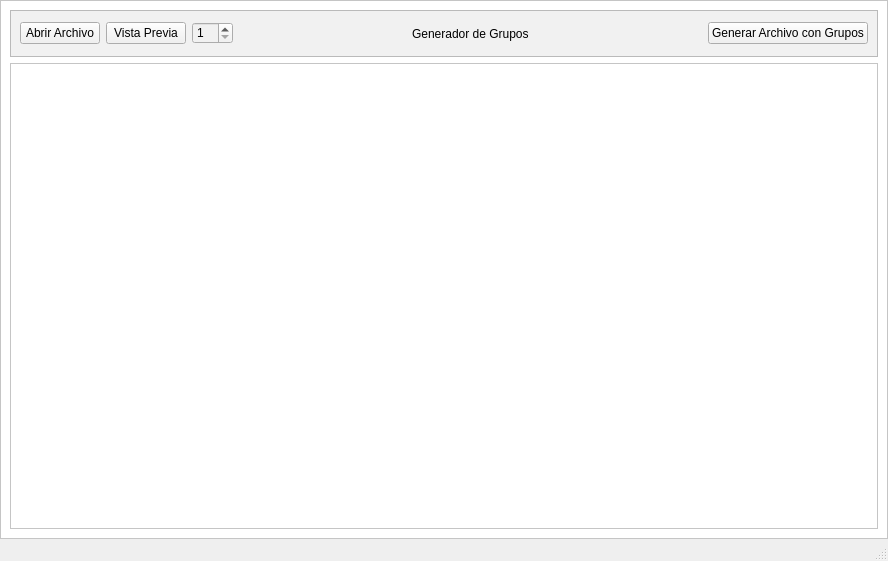
Before: the Qt Designer form visual/window.ui in LauTB/Classroom-generator, drawn with Qt 5.
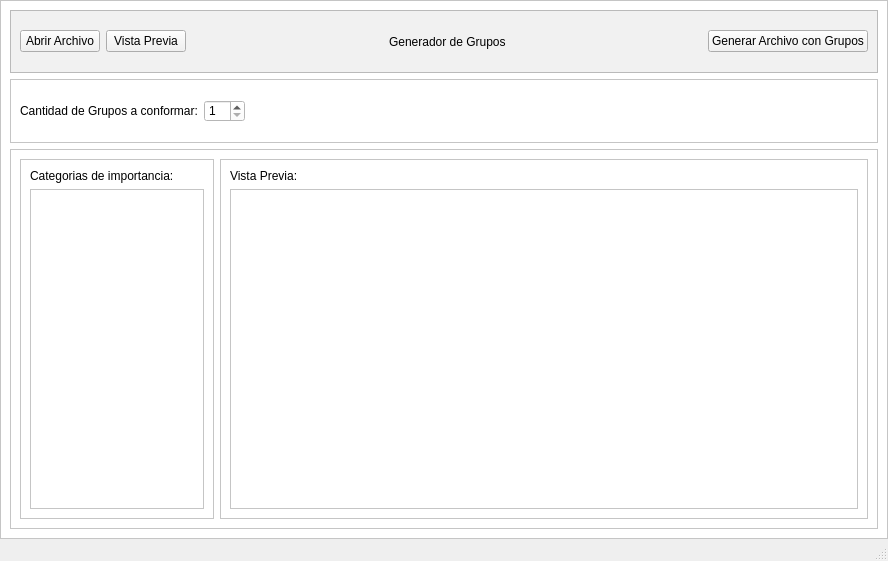
After: the same form once the commit is applied.

Commit message: working on dynamic checkboxs

Diff of the .ui file:
```diff
--- a/visual/window.ui
+++ b/visual/window.ui
@@ -41,7 +41,7 @@
       <property name="frameShadow">
        <enum>QFrame::Raised</enum>
       </property>
-      <layout class="QVBoxLayout" name="verticalLayout_2" stretch="1,10">
+      <layout class="QVBoxLayout" name="verticalLayout_2" stretch="1,1,6">
        <item>
         <widget class="QFrame" name="frame_2">
          <property name="styleSheet">
@@ -68,13 +68,6 @@
             </property>
            </widget>
           </item>
-          <item>
-           <widget class="QSpinBox" name="group_counter">
-            <property name="minimum">
-             <number>1</number>
-            </property>
-           </widget>
-          </item>
           <item>
            <spacer name="horizontalSpacer">
             <property name="orientation">
@@ -119,7 +112,117 @@
         </widget>
        </item>
        <item>
-        <widget class="QTableWidget" name="tableWidget"/>
+        <widget class="QFrame" name="frame_3">
+         <property name="frameShape">
+          <enum>QFrame::StyledPanel</enum>
+         </property>
+         <property name="frameShadow">
+          <enum>QFrame::Raised</enum>
+         </property>
+         <layout class="QHBoxLayout" name="horizontalLayout_2">
+          <item>
+           <widget class="QLabel" name="label_2">
+            <property name="text">
+             <string>Cantidad de Grupos a conformar:</string>
+            </property>
+           </widget>
+          </item>
+          <item>
+           <widget class="QSpinBox" name="group_counter">
+            <property name="minimum">
+             <number>1</number>
+            </property>
+            <property name="value">
+             <number>1</number>
+            </property>
+           </widget>
+          </item>
+          <item>
+           <spacer name="horizontalSpacer_3">
+            <property name="orientation">
+             <enum>Qt::Horizontal</enum>
+            </property>
+            <property name="sizeHint" stdset="0">
+             <size>
+              <width>40</width>
+              <height>20</height>
+             </size>
+            </property>
+           </spacer>
+          </item>
+         </layout>
+        </widget>
+       </item>
+       <item>
+        <widget class="QFrame" name="frame_5">
+         <property name="frameShape">
+          <enum>QFrame::StyledPanel</enum>
+         </property>
+         <property name="frameShadow">
+          <enum>QFrame::Raised</enum>
+         </property>
+         <layout class="QHBoxLayout" name="horizontalLayout_4" stretch="3,10">
+          <item>
+           <widget class="QFrame" name="frame_4">
+            <property name="frameShape">
+             <enum>QFrame::StyledPanel</enum>
+            </property>
+            <property name="frameShadow">
+             <enum>QFrame::Raised</enum>
+            </property>
+            <layout class="QVBoxLayout" name="verticalLayout_3">
+             <item>
+              <widget class="QLabel" name="label_3">
+               <property name="text">
+                <string>Categorias de importancia:</string>
+               </property>
+              </widget>
+             </item>
+             <item>
+              <widget class="QScrollArea" name="scrollArea">
+               <property name="widgetResizable">
+                <bool>true</bool>
+               </property>
+               <widget class="QWidget" name="scrollAreaWidgetContents">
+                <property name="geometry">
+                 <rect>
+                  <x>0</x>
+                  <y>0</y>
+                  <width>166</width>
+                  <height>300</height>
+                 </rect>
+                </property>
+                <layout class="QGridLayout" name="gridLayout"/>
+               </widget>
+              </widget>
+             </item>
+            </layout>
+           </widget>
+          </item>
+          <item>
+           <widget class="QFrame" name="frame_6">
+            <property name="frameShape">
+             <enum>QFrame::StyledPanel</enum>
+            </property>
+            <property name="frameShadow">
+             <enum>QFrame::Raised</enum>
+            </property>
+            <layout class="QVBoxLayout" name="verticalLayout_4">
+             <item>
+              <widget class="QLabel" name="label_4">
+               <property name="text">
+                <string>Vista Previa:</string>
+               </property>
+              </widget>
+             </item>
+             <item>
+              <widget class="QTableWidget" name="tableWidget"/>
+             </item>
+            </layout>
+           </widget>
+          </item>
+         </layout>
+        </widget>
        </item>
       </layout>
      </widget>
```
The commit also changes 3 other files.
